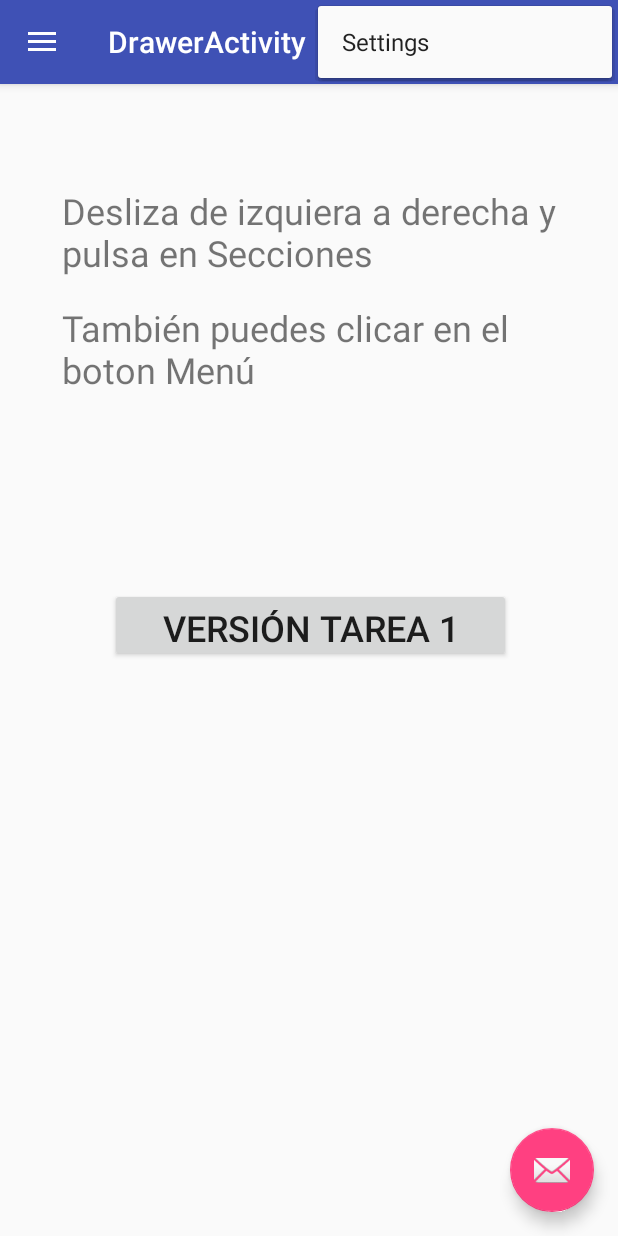
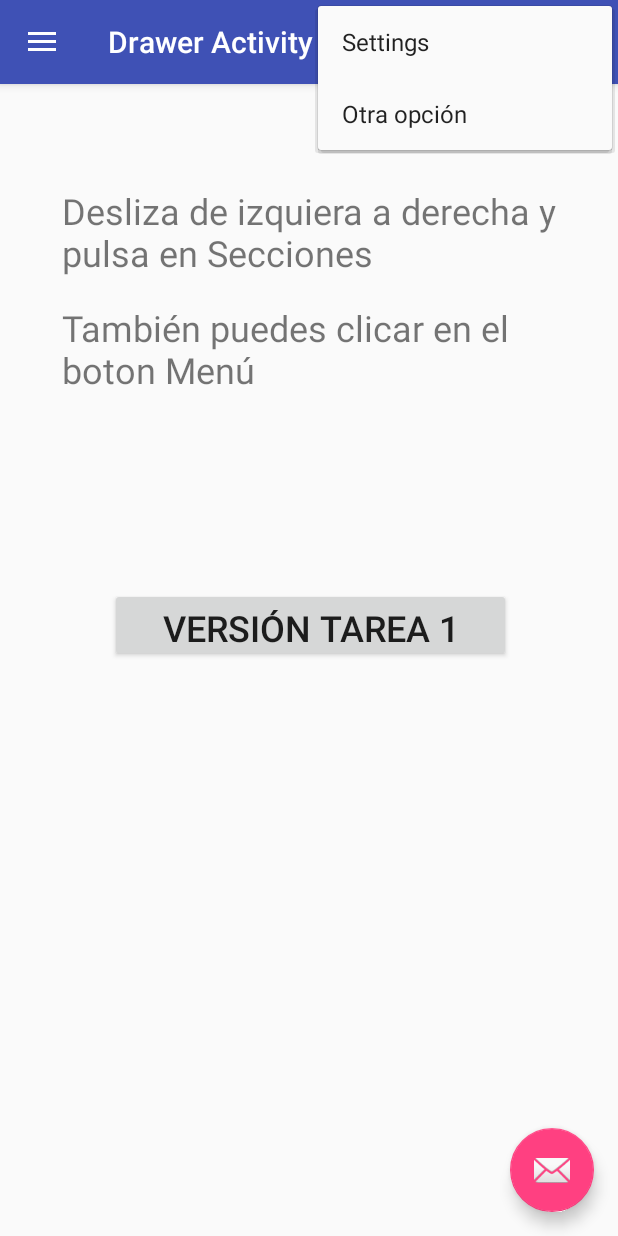
Before and after one commit to manerele/AjedrezDidApp, an Android app: the DrawerActivity screen opened directly, with no data from a screen before it, with the options menu open, on a phone screen of 412 x 824 dp. Run offline under Robolectric (Android 15) with nearby library versions, the phone set to English and light mode, and no system bars.

Commit message:
Ha habido cambios

```diff
--- a/app/src/main/java/com/example/josemanuelgarciacruz/ajedrezdidapp/DrawerActivity.java
+++ b/app/src/main/java/com/example/josemanuelgarciacruz/ajedrezdidapp/DrawerActivity.java
@@ -94,6 +94,20 @@ public class DrawerActivity extends AppCompatActivity
         // Handle navigation view item clicks here.
         int id = item.getItemId();
 
+        /* Version anterior
+        if (id == R.id.nav_camera) {
+            // Handle the camera action
+        } else if (id == R.id.nav_gallery) {
+
+        } else if (id == R.id.nav_slideshow) {
+
+        } else if (id == R.id.nav_manage) {
+
+        } else if (id == R.id.nav_share) {
+
+        } else if (id == R.id.nav_send) {
+        Fin version anterior */
+
         if (id == R.id.nav_camera) {
             // Handle the camera action
         } else if (id == R.id.nav_gallery) {
--- a/app/src/main/res/layout/activity_drawer.xml
+++ b/app/src/main/res/layout/activity_drawer.xml
@@ -1,4 +1,5 @@
 <?xml version="1.0" encoding="utf-8"?>
+
 <android.support.v4.widget.DrawerLayout xmlns:android="http://schemas.android.com/apk/res/android"
     xmlns:app="http://schemas.android.com/apk/res-auto"
     xmlns:tools="http://schemas.android.com/tools"
@@ -20,7 +21,7 @@
         android:layout_gravity="start"
         android:fitsSystemWindows="true"
         app:headerLayout="@layout/nav_header_drawer"
-        app:menu="@menu/activity_drawer_drawer" />
+        app:menu="@menu/activity_drawer" />
 
 
 </android.support.v4.widget.DrawerLayout>
--- /dev/null
+++ b/app/src/main/res/menu/activity_drawer.xml
@@ -0,0 +1,42 @@
+<?xml version="1.0" encoding="utf-8"?>
+<menu xmlns:android="http://schemas.android.com/apk/res/android"
+    xmlns:tools="http://schemas.android.com/tools"
+    tools:showIn="navigation_view">
+
+    <group android:checkableBehavior="single">
+        <item
+            android:id="@+id/nav_camera"
+            android:icon="@drawable/ic_menu_camera"
+            android:title="Import" />
+        <item
+            android:id="@+id/nav_gallery"
+            android:icon="@drawable/ic_menu_gallery"
+            android:title="Gallery" />
+        <item
+            android:id="@+id/nav_slideshow"
+            android:icon="@drawable/ic_menu_slideshow"
+            android:title="Slideshow" />
+        <item
+            android:id="@+id/nav_manage"
+            android:icon="@drawable/ic_menu_manage"
+            android:title="Tools" />
+        <item
+            android:id="@+id/nav_secciones"
+            android:icon="@drawable/ic_menu_manage"
+            android:title="Apartados" />
+    </group>
+
+    <item android:title="Communicate">
+        <menu>
+            <item
+                android:id="@+id/nav_share"
+                android:icon="@drawable/ic_menu_share"
+                android:title="Share" />
+            <item
+                android:id="@+id/nav_send"
+                android:icon="@drawable/ic_menu_send"
+                android:title="Send" />
+        </menu>
+    </item>
+
+</menu>
--- a/app/src/main/res/menu/activity_drawer_drawer.xml
+++ /dev/null
@@ -1,42 +0,0 @@
-<?xml version="1.0" encoding="utf-8"?>
-<menu xmlns:android="http://schemas.android.com/apk/res/android"
-    xmlns:tools="http://schemas.android.com/tools"
-    tools:showIn="navigation_view">
-
-    <group android:checkableBehavior="single">
-        <item
-            android:id="@+id/nav_camera"
-            android:icon="@drawable/ic_menu_camera"
-            android:title="Import" />
-        <item
-            android:id="@+id/nav_gallery"
-            android:icon="@drawable/ic_menu_gallery"
-            android:title="Gallery" />
-        <item
-            android:id="@+id/nav_slideshow"
-            android:icon="@drawable/ic_menu_slideshow"
-            android:title="Slideshow" />
-        <item
-            android:id="@+id/nav_manage"
-            android:icon="@drawable/ic_menu_manage"
-            android:title="Tools" />
-        <item
-            android:id="@+id/nav_secciones"
-            android:icon="@drawable/ic_menu_manage"
-            android:title="Secciones" />
-    </group>
-
-    <item android:title="Communicate">
-        <menu>
-            <item
-                android:id="@+id/nav_share"
-                android:icon="@drawable/ic_menu_share"
-                android:title="Share" />
-            <item
-                android:id="@+id/nav_send"
-                android:icon="@drawable/ic_menu_send"
-                android:title="Send" />
-        </menu>
-    </item>
-
-</menu>
--- a/app/src/main/res/menu/drawer.xml
+++ b/app/src/main/res/menu/drawer.xml
@@ -1,9 +1,16 @@
 <?xml version="1.0" encoding="utf-8"?>
 <menu xmlns:android="http://schemas.android.com/apk/res/android"
     xmlns:app="http://schemas.android.com/apk/res-auto">
+
     <item
         android:id="@+id/action_settings"
         android:orderInCategory="100"
         android:title="@string/action_settings"
         app:showAsAction="never" />
+    <item
+        android:id="@+id/action"
+        android:orderInCategory="200"
+        android:title="Otra opción"
+        app:showAsAction="never" />
+
 </menu>
```
Also changed, not shown: app/src/main/java/com/example/josemanuelgarciacruz/ajedrezdidapp/SeccionesActivity.java (+5 -2 lines), app/src/main/res/menu/menu_secciones.xml (+7 -1 lines), app/src/main/res/values/strings.xml (+12 -2 lines), 401 other files.
